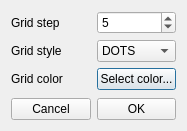
theking0/QFidoCAD, file dialog_grid_settings.ui: the form before one commit.
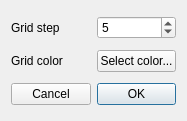
The form after the commit. Icons and pictures are not drawn.

```diff
--- a/dialog_grid_settings.ui
+++ b/dialog_grid_settings.ui
@@ -10,19 +10,13 @@
     <x>0</x>
     <y>0</y>
     <width>187</width>
-    <height>131</height>
+    <height>121</height>
    </rect>
   </property>
-  <property name="sizePolicy">
-   <sizepolicy hsizetype="Fixed" vsizetype="Fixed">
-    <horstretch>0</horstretch>
-    <verstretch>0</verstretch>
-   </sizepolicy>
-  </property>
   <property name="minimumSize">
    <size>
     <width>187</width>
-    <height>131</height>
+    <height>121</height>
    </size>
   </property>
   <property name="maximumSize">
@@ -42,6 +36,13 @@
    <bool>true</bool>
   </property>
   <layout class="QGridLayout" name="gridLayout">
+   <item row="3" column="1">
+    <widget class="QPushButton" name="btnOK">
+     <property name="text">
+      <string>OK</string>
+     </property>
+    </widget>
+   </item>
    <item row="0" column="1">
     <widget class="QSpinBox" name="spinGridStep">
      <property name="minimum">
@@ -55,23 +56,10 @@
      </property>
     </widget>
    </item>
-   <item row="3" column="1">
-    <spacer name="verticalSpacer">
-     <property name="orientation">
-      <enum>Qt::Vertical</enum>
-     </property>
-     <property name="sizeHint" stdset="0">
-      <size>
-       <width>20</width>
-       <height>40</height>
-      </size>
-     </property>
-    </spacer>
-   </item>
-   <item row="1" column="0">
-    <widget class="QLabel" name="label_2">
+   <item row="3" column="0">
+    <widget class="QPushButton" name="btnCancel">
      <property name="text">
-      <string>Grid style</string>
+      <string>Cancel</string>
      </property>
     </widget>
    </item>
@@ -89,23 +77,6 @@
      </property>
     </widget>
    </item>
-   <item row="1" column="1">
-    <widget class="QComboBox" name="cbGridStyle">
-     <property name="currentIndex">
-      <number>1</number>
-     </property>
-     <item>
-      <property name="text">
-       <string>LINES</string>
-      </property>
-     </item>
-     <item>
-      <property name="text">
-       <string>DOTS</string>
-      </property>
-     </item>
-    </widget>
-   </item>
    <item row="0" column="0">
     <widget class="QLabel" name="label">
      <property name="text">
@@ -113,20 +84,6 @@
      </property>
     </widget>
    </item>
-   <item row="4" column="1">
-    <widget class="QPushButton" name="btnOK">
-     <property name="text">
-      <string>OK</string>
-     </property>
-    </widget>
-   </item>
-   <item row="4" column="0">
-    <widget class="QPushButton" name="btnCancel">
-     <property name="text">
-      <string>Cancel</string>
-     </property>
-    </widget>
-   </item>
   </layout>
  </widget>
  <resources>
```
